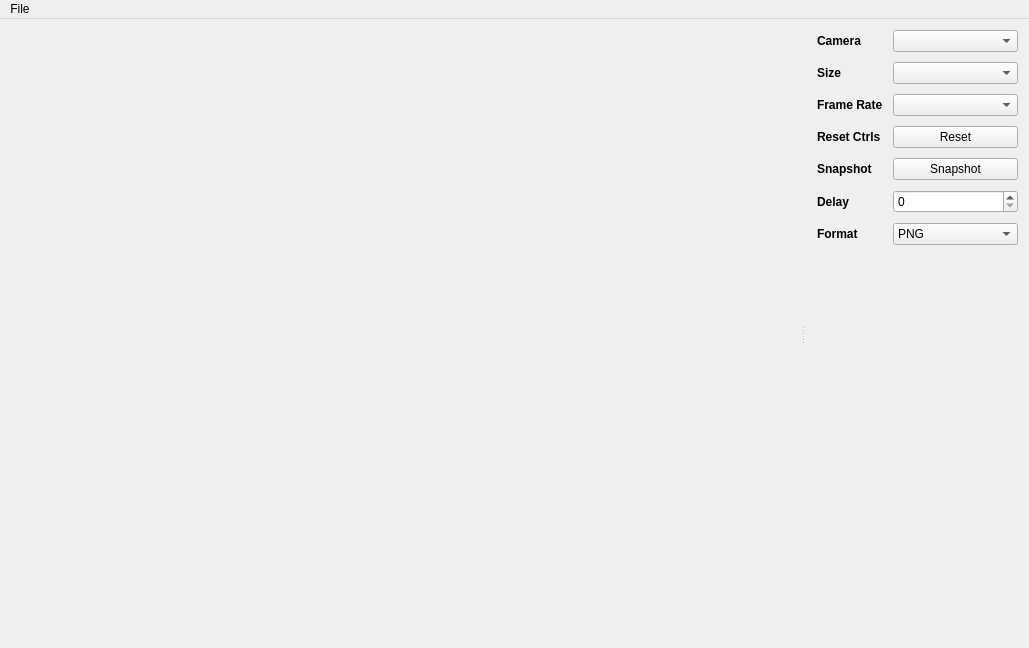
First picture: the form in VcapQt.ui, repository empyreanx/vcap-qt, before the edit.
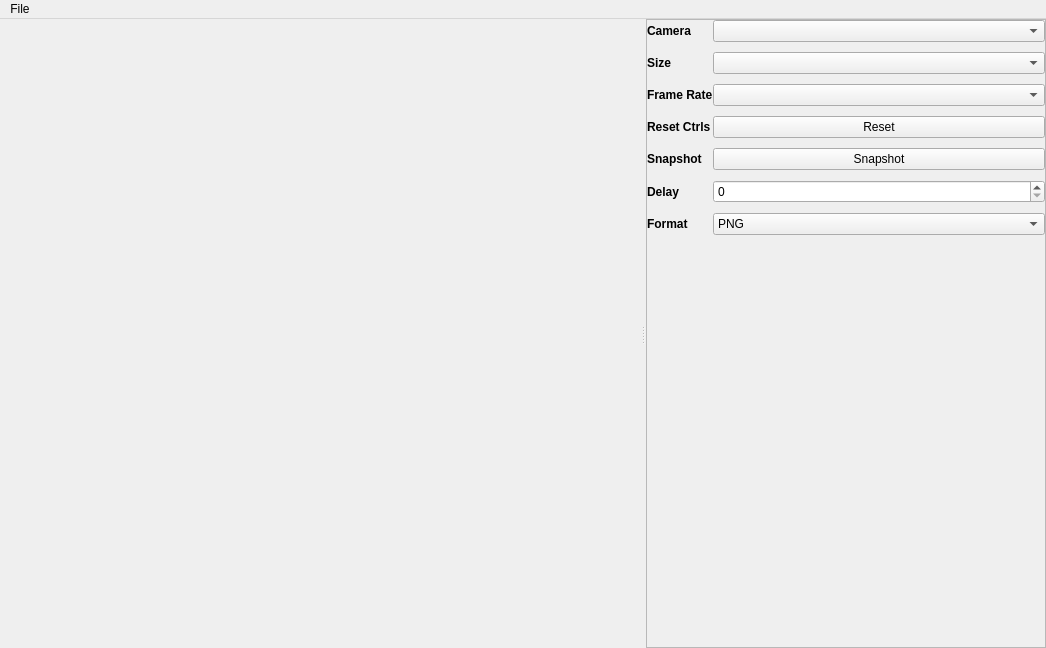
Second picture: the form after the edit.

Commit message: Scroll area for controls

```diff
--- a/VcapQt.ui
+++ b/VcapQt.ui
@@ -67,9 +67,51 @@
         <bool>true</bool>
        </property>
       </widget>
-      <widget class="QWidget" name="layoutWidget">
-       <layout class="QVBoxLayout" name="controlsLayout">
-        <property name="spacing">
+      <widget class="QScrollArea" name="scrollArea">
+       <property name="sizePolicy">
+        <sizepolicy hsizetype="Minimum" vsizetype="Expanding">
+         <horstretch>0</horstretch>
+         <verstretch>0</verstretch>
+        </sizepolicy>
+       </property>
+       <property name="minimumSize">
+        <size>
+         <width>400</width>
+         <height>0</height>
+        </size>
+       </property>
+       <property name="horizontalScrollBarPolicy">
+        <enum>Qt::ScrollBarAlwaysOff</enum>
+       </property>
+       <property name="sizeAdjustPolicy">
+        <enum>QAbstractScrollArea::AdjustToContents</enum>
+       </property>
+       <property name="widgetResizable">
+        <bool>true</bool>
+       </property>
+       <property name="alignment">
+        <set>Qt::AlignLeading|Qt::AlignLeft|Qt::AlignTop</set>
+       </property>
+       <widget class="QWidget" name="scrollAreaContents">
+        <property name="geometry">
+         <rect>
+          <x>0</x>
+          <y>0</y>
+          <width>398</width>
+          <height>624</height>
+         </rect>
+        </property>
+        <layout class="QVBoxLayout" name="verticalLayout">
+         <property name="leftMargin">
+          <number>0</number>
+         </property>
+         <property name="topMargin">
+          <number>0</number>
+         </property>
+         <property name="rightMargin">
+          <number>0</number>
+         </property>
+         <property name="bottomMargin">
          <number>0</number>
         </property>
         <item>
@@ -81,7 +123,7 @@
            <set>Qt::AlignLeading|Qt::AlignLeft|Qt::AlignVCenter</set>
           </property>
           <property name="horizontalSpacing">
-           <number>10</number>
+            <number>0</number>
           </property>
           <property name="verticalSpacing">
            <number>10</number>
@@ -217,13 +259,14 @@
           </property>
           <property name="sizeHint" stdset="0">
            <size>
-            <width>20</width>
-            <height>40</height>
+             <width>24</width>
+             <height>621</height>
            </size>
           </property>
          </spacer>
         </item>
        </layout>
+       </widget>
       </widget>
      </widget>
     </item>
```
Left out of the diff: 6 changed lines with no effect on the pictures. Lines whose indentation alone changed are shown as unchanged.
